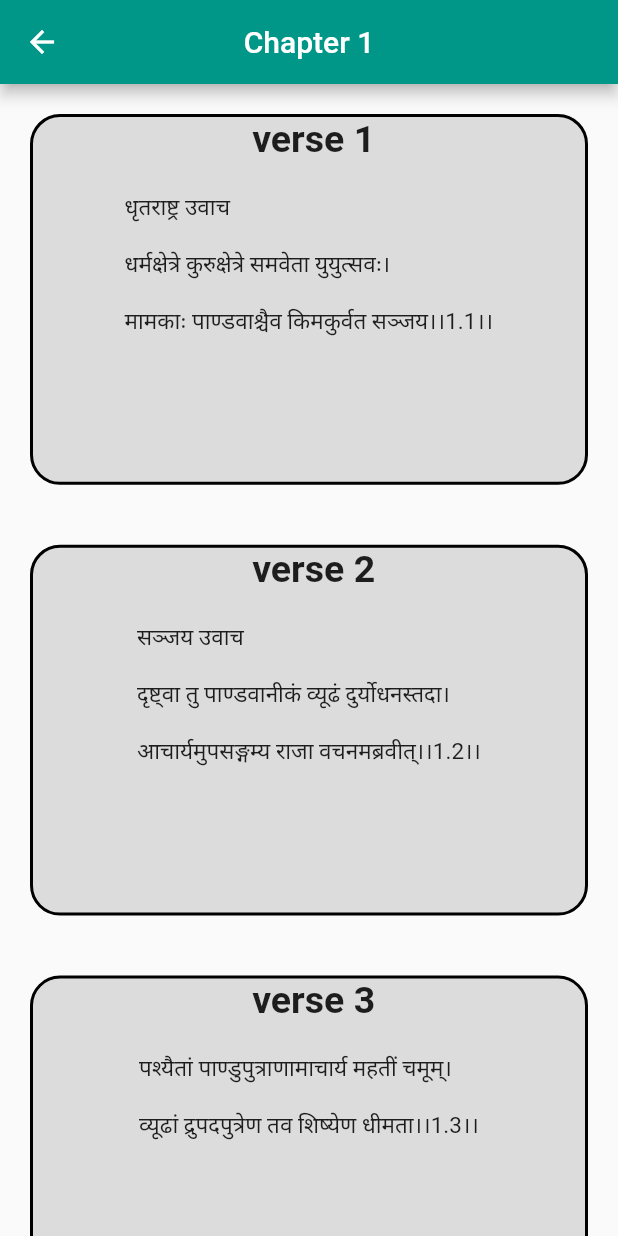
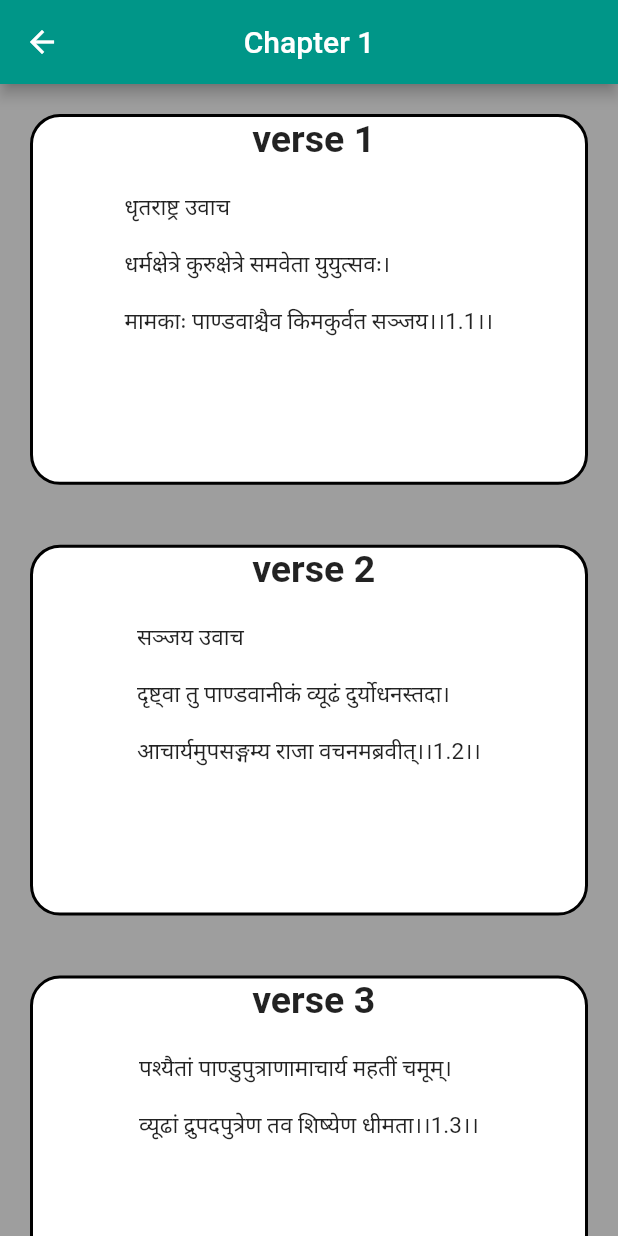
Before and after one commit to Arshitvadsak/Bhagwat-Geeta, a Flutter app: the screen it shows after launch, after a tap on an icon or button, on a phone screen of 412 x 824 dp. Run offline on Flutter 3.47's test engine with Material 2 defaults, Android fonts, the phone set to English and light mode, and no system bars.

Commit message:
first update

```diff
--- a/lib/screens/Verses_Page.dart
+++ b/lib/screens/Verses_Page.dart
@@ -37,7 +37,7 @@ class _Verses_PageState extends State<Verses_Page> {
                           decoration: BoxDecoration(
                               border: Border.all(width: 2, color: Colors.black),
                               borderRadius: BorderRadius.circular(20),
-                              color: Colors.black12),
+                              color: Colors.white),
                           child: Column(
                             children: [
                               Text(
@@ -61,6 +61,7 @@ class _Verses_PageState extends State<Verses_Page> {
           ],
         ),
       ),
+      backgroundColor: Colors.grey,
     );
   }
 }
```
